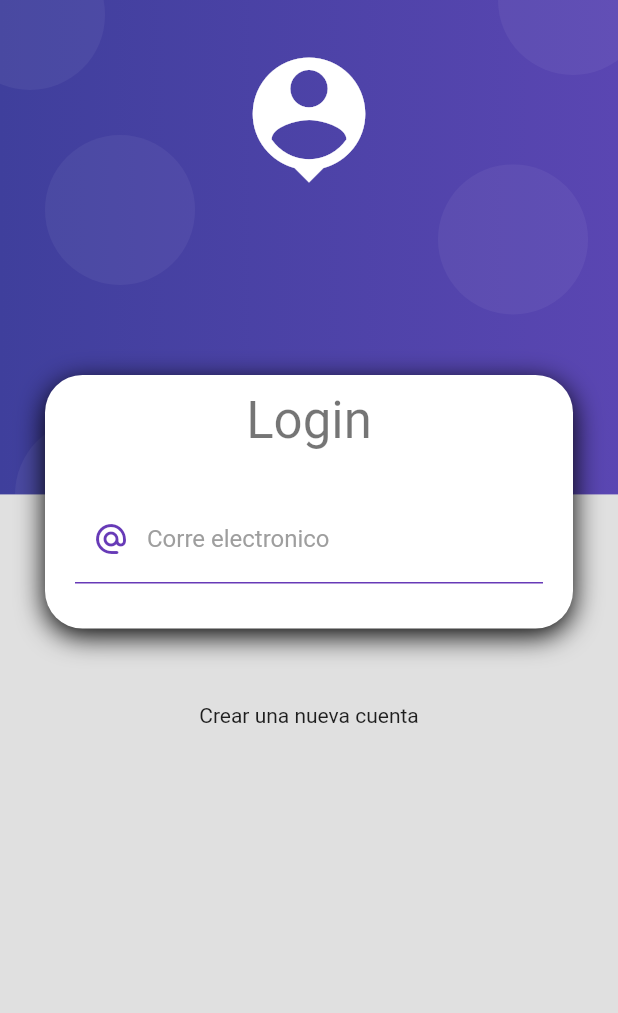
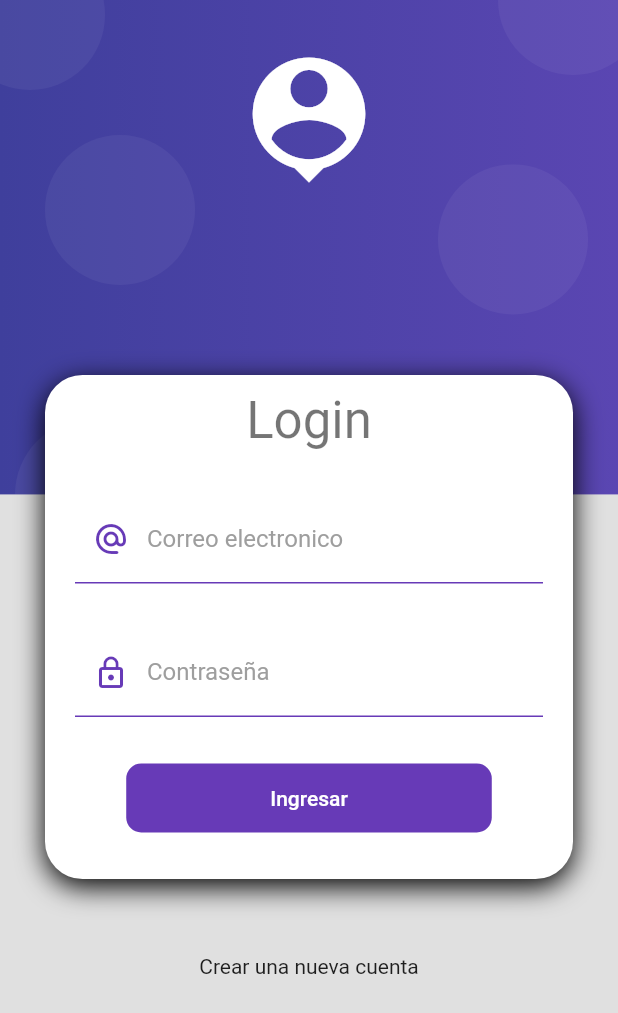
Before and after one commit to EmmanuelBazan/products_app, a Flutter app: the screen it shows after launch, on a phone screen of 412 x 824 dp. Shown: the top 1013 px of the screen. Run offline on Flutter 3.47's test engine with Material 2 defaults, Android fonts, the phone set to English and light mode, and no system bars.

Commit message:
Add ingresar button

```diff
--- a/lib/screens/login.dart
+++ b/lib/screens/login.dart
@@ -1,4 +1,5 @@
 import 'package:flutter/material.dart';
+import 'package:products_app/ui/input_decorations.dart';
 import 'package:products_app/widgets/login/card_container.dart';
 import 'package:products_app/widgets/login/login_background.dart';
 
@@ -53,24 +54,38 @@ class _LoginForm extends StatelessWidget {
           TextFormField(
             autocorrect: false,
             keyboardType: TextInputType.emailAddress,
-            decoration: const InputDecoration(
-                enabledBorder: UnderlineInputBorder(
-                    borderSide: BorderSide(
-                  color: Colors.deepPurple,
-                )),
-                focusedBorder: UnderlineInputBorder(
-                    borderSide: BorderSide(
-                  color: Colors.deepPurple,
-                  width: 2,
-                )),
-                hintText: 'john.doe@gmail.com',
-                labelText: 'Corre electronico',
-                labelStyle: TextStyle(color: Colors.grey),
-                prefixIcon: Icon(
-                  Icons.alternate_email_rounded,
-                  color: Colors.deepPurple,
-                )),
+            decoration: InputDecorations.authInputDecoration(
+              hintText: 'john.doe@gmail.com',
+              labelText: 'Correo electronico',
+              prefixIcon: Icons.alternate_email_rounded,
+            ),
           ),
+          const SizedBox(height: 30),
+          TextFormField(
+            autocorrect: false,
+            keyboardType: TextInputType.emailAddress,
+            decoration: InputDecorations.authInputDecoration(
+              hintText: '********',
+              labelText: 'Contraseña',
+              prefixIcon: Icons.lock_outline,
+            ),
+          ),
+          const SizedBox(height: 30),
+          MaterialButton(
+            shape:
+                RoundedRectangleBorder(borderRadius: BorderRadius.circular(10)),
+            disabledColor: Colors.grey,
+            elevation: 0,
+            color: Colors.deepPurple,
+            child: Container(
+              padding: const EdgeInsets.symmetric(horizontal: 80, vertical: 15),
+              child: const Text(
+                'Ingresar',
+                style: TextStyle(color: Colors.white),
+              ),
+            ),
+            onPressed: () {},
+          )
         ],
       )),
     );
--- /dev/null
+++ b/lib/ui/input_decorations.dart
@@ -0,0 +1,30 @@
+import 'package:flutter/material.dart';
+
+class InputDecorations {
+  static InputDecoration authInputDecoration({
+    required String hintText,
+    required String labelText,
+    IconData? prefixIcon,
+  }) {
+    return InputDecoration(
+      enabledBorder: const UnderlineInputBorder(
+          borderSide: BorderSide(
+        color: Colors.deepPurple,
+      )),
+      focusedBorder: const UnderlineInputBorder(
+          borderSide: BorderSide(
+        color: Colors.deepPurple,
+        width: 2,
+      )),
+      hintText: hintText,
+      labelText: labelText,
+      labelStyle: const TextStyle(color: Colors.grey),
+      prefixIcon: prefixIcon != null
+          ? Icon(
+              prefixIcon,
+              color: Colors.deepPurple,
+            )
+          : null,
+    );
+  }
+}
```
